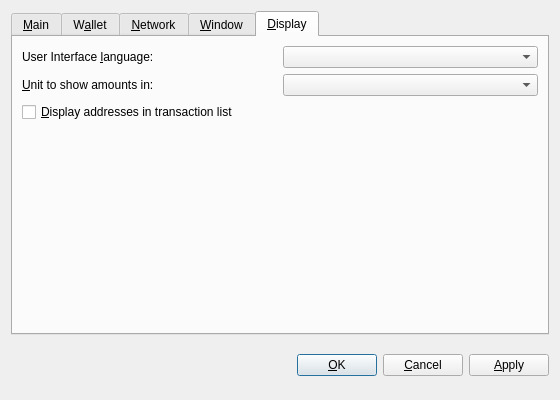
This is src/qt/forms/optionsdialog.ui in Max-Coin/maxcoin-dev-staging as Qt 5 draws it before an edit. The edited form follows.
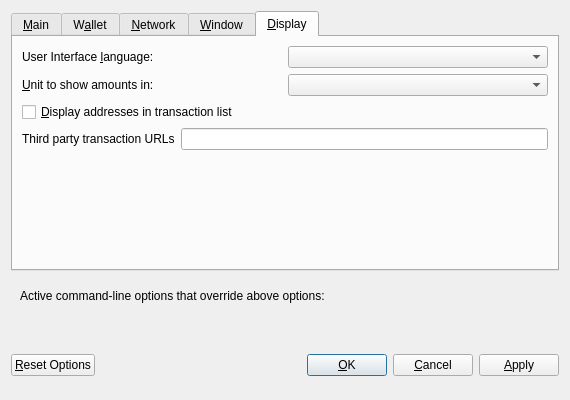
This is the edited form. The open tabs and pages were chosen to show the change. Custom widgets are drawn as their Qt base class.

Diff of the .ui file:
```diff
--- a/src/qt/forms/optionsdialog.ui
+++ b/src/qt/forms/optionsdialog.ui
@@ -484,6 +484,30 @@
          </property>
         </widget>
        </item>
+       <item>
+        <layout class="QHBoxLayout" name="horizontalLayout_3_Display">
+         <item>
+          <widget class="QLabel" name="thirdPartyTxUrlsLabel">
+           <property name="toolTip">
+            <string>Third party URLs (e.g. a block explorer) that appear in the transactions tab as context menu items. %s in the URL is replaced by transaction hash. Multiple URLs are separated by vertical bar |.</string>
+           </property>
+           <property name="text">
+            <string>Third party transaction URLs</string>
+           </property>
+           <property name="buddy">
+            <cstring>thirdPartyTxUrls</cstring>
+           </property>
+          </widget>
+         </item>
+         <item>
+          <widget class="QLineEdit" name="thirdPartyTxUrls">
+           <property name="toolTip">
+            <string>Third party URLs (e.g. a block explorer) that appear in the transactions tab as context menu items. %s in the URL is replaced by transaction hash. Multiple URLs are separated by vertical bar |.</string>
+           </property>
+          </widget>
+         </item>
+        </layout>
+       </item>
        <item>
         <spacer name="verticalSpacer_Display">
          <property name="orientation">
@@ -501,8 +525,67 @@
      </widget>
     </widget>
    </item>
+   <item>
+    <widget class="QFrame" name="frame">
+     <layout class="QVBoxLayout" name="verticalLayout_Bottom">
+      <item>
+       <layout class="QHBoxLayout" name="horizontalLayout_Bottom">
+        <item>
+         <widget class="QLabel" name="overriddenByCommandLineInfoLabel">
+          <property name="text">
+           <string>Active command-line options that override above options:</string>
+          </property>
+          <property name="textFormat">
+           <enum>Qt::PlainText</enum>
+          </property>
+         </widget>
+        </item>
+        <item>
+         <spacer name="horizontalSpacer_Bottom">
+          <property name="orientation">
+           <enum>Qt::Horizontal</enum>
+          </property>
+          <property name="sizeHint" stdset="0">
+           <size>
+            <width>40</width>
+            <height>20</height>
+           </size>
+          </property>
+         </spacer>
+        </item>
+       </layout>
+      </item>
+      <item>
+       <widget class="QLabel" name="overriddenByCommandLineLabel">
+        <property name="text">
+         <string/>
+        </property>
+        <property name="textFormat">
+         <enum>Qt::PlainText</enum>
+        </property>
+        <property name="wordWrap">
+         <bool>true</bool>
+        </property>
+       </widget>
+      </item>
+     </layout>
+    </widget>
+   </item>
    <item>
     <layout class="QHBoxLayout" name="horizontalLayout_Buttons">
+     <item>
+      <widget class="QPushButton" name="resetButton">
+       <property name="toolTip">
+        <string>Reset all client options to default.</string>
+       </property>
+       <property name="text">
+        <string>&amp;Reset Options</string>
+       </property>
+       <property name="autoDefault">
+        <bool>false</bool>
+       </property>
+      </widget>
+     </item>
      <item>
       <spacer name="horizontalSpacer_1">
        <property name="orientation">
@@ -518,6 +601,12 @@
      </item>
      <item>
       <widget class="QLabel" name="statusLabel">
+       <property name="minimumSize">
+        <size>
+         <width>200</width>
+         <height>0</height>
+        </size>
+       </property>
        <property name="font">
         <font>
          <weight>75</weight>
@@ -582,7 +671,7 @@
  <customwidgets>
   <customwidget>
    <class>BitcoinAmountField</class>
-   <extends>QSpinBox</extends>
+   <extends>QLineEdit</extends>
    <header>bitcoinamountfield.h</header>
    <container>1</container>
   </customwidget>
```
Left out of the diff: 16 changed lines with no effect on the pictures.
